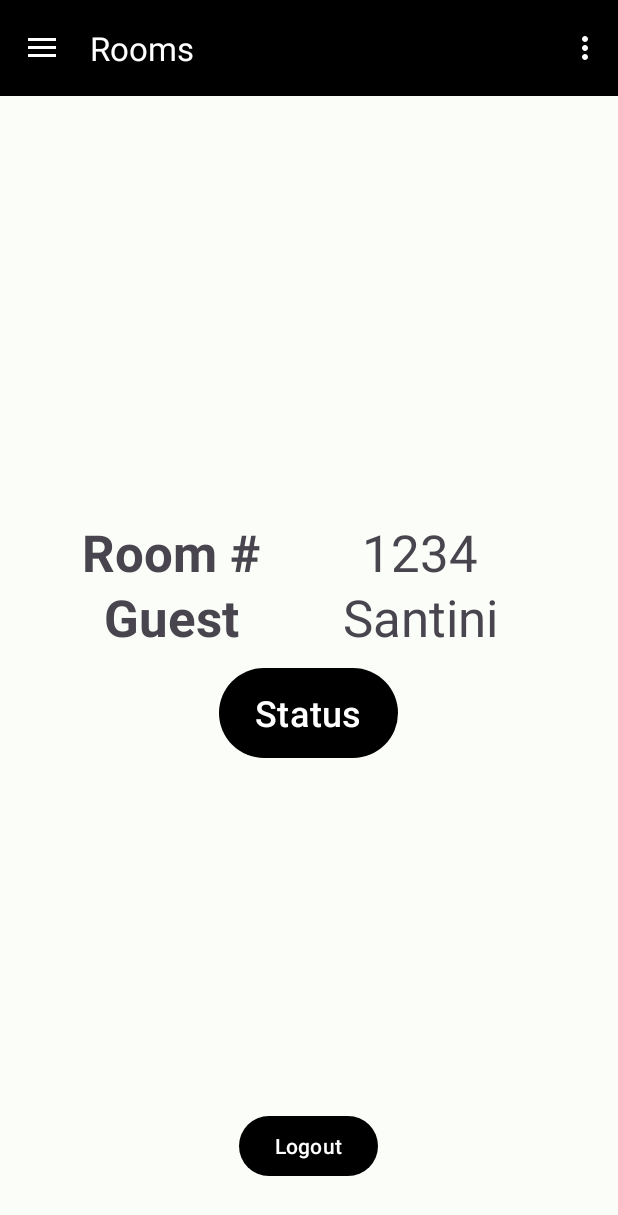
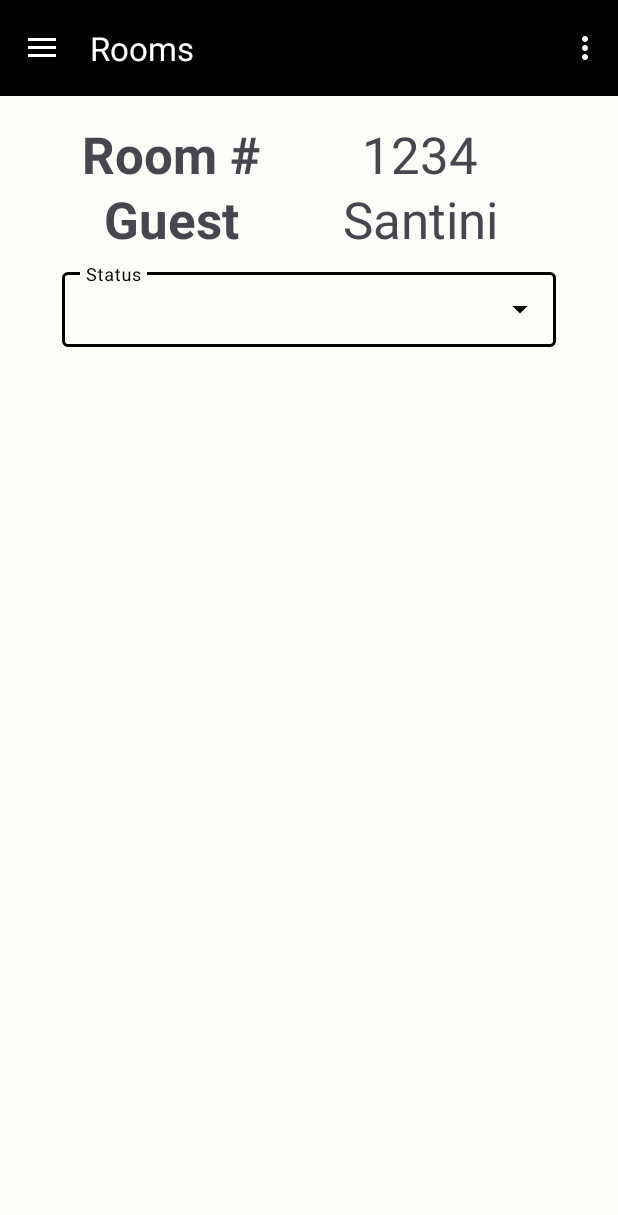
Before and after one commit to JuryAndrea/Project_Housekeeper, an Android app: the MainActivity screen opened directly, with no data from a screen before it, in the side drawer, after a tap on "Rooms", on a phone screen of 412 x 824 dp. Shown: the top 1215 px of the screen. Run offline under Robolectric (Android 15) with nearby library versions, the phone set to English and light mode, and no system bars; our stand-ins replace navigation-ui; libraries missing offline, so code that uses them is left out: com.anychart, com.anychart.enums.

Commit message:
fix color in light mode and fix drop down menu

```diff
--- a/app/src/main/java/com/example/stepappv6/ui/Maintenance/CameraFragment.java
+++ b/app/src/main/java/com/example/stepappv6/ui/Maintenance/CameraFragment.java
@@ -38,7 +38,6 @@ public class CameraFragment extends Fragment {
         binding = FragmentCameraBinding.inflate(inflater, container, false);
         View root = binding.getRoot();
 
-        //TODO: Change color of textViews
         //TODO: Store the image in the database
 
         btnpicture = root.findViewById(R.id.capture);
--- a/app/src/main/java/com/example/stepappv6/ui/Room/RoomFragment.java
+++ b/app/src/main/java/com/example/stepappv6/ui/Room/RoomFragment.java
@@ -9,8 +9,12 @@ import android.view.LayoutInflater;
 import android.view.MenuItem;
 import android.view.View;
 import android.view.ViewGroup;
+import android.widget.AdapterView;
+import android.widget.ArrayAdapter;
+import android.widget.AutoCompleteTextView;
 import android.widget.Button;
 import android.widget.PopupMenu;
+import android.widget.Spinner;
 import android.widget.Toast;
 
 import com.example.stepappv6.LoginActivity;
@@ -25,7 +29,8 @@ public class RoomFragment extends Fragment {
     FragmentRoomBinding binding;
 
     private Button status;
-    private Button logout;
+//    private Button logout;
+
 
     @Override
     public View onCreateView(LayoutInflater inflater, ViewGroup container,
@@ -36,40 +41,56 @@ public class RoomFragment extends Fragment {
         binding = FragmentRoomBinding.inflate(inflater, container, false);
         View root = binding.getRoot();
 
+        String[] status = new String[]{"Dirty", "Cleaning", "Cleaned", "Ready", "Test"};
+        ArrayAdapter<String> arrayAdapter = new ArrayAdapter<>(getContext(), R.layout.dropdown_item, status);
 
-        status = root.findViewById(R.id.Status);
-        logout = root.findViewById(R.id.logout);
+        AutoCompleteTextView autoCompleteTextView = root.findViewById(R.id.filled);
+        autoCompleteTextView.setAdapter(arrayAdapter);
 
-        // Setting onClick behavior to the button
-        status.setOnClickListener(new View.OnClickListener() {
+        autoCompleteTextView.setOnItemClickListener(new AdapterView.OnItemClickListener() {
             @Override
-            public void onClick(View view) {
-                // Initializing the popup menu and giving the reference as current context
-                PopupMenu popupMenu = new PopupMenu(getContext(), status);
-
-                // Inflating popup menu from popup_menu.xml file
-                popupMenu.getMenuInflater().inflate(R.menu.dropdown_menu, popupMenu.getMenu());
-                popupMenu.setOnMenuItemClickListener(new PopupMenu.OnMenuItemClickListener() {
-                    @Override
-                    public boolean onMenuItemClick(MenuItem menuItem) {
-                        // Toast message on menu item clicked
-                        Toast.makeText(getContext(), "You Clicked " + menuItem.getTitle(), Toast.LENGTH_SHORT).show();
-                        return true;
-                    }
-                });
-                // Showing the popup menu
-                popupMenu.show();
+            public void onItemClick(AdapterView<?> adapterView, View view, int i, long l) {
+                Toast.makeText(getContext(), autoCompleteTextView.getText().toString(), Toast.LENGTH_SHORT).show();
             }
         });
 
+//        status = root.findViewById(R.id.Status);
+//        logout = root.findViewById(R.id.logout);
 
-        logout.setOnClickListener(new View.OnClickListener() {
-            @Override
-            public void onClick(View v) {
-                Intent intent = new Intent(getContext(), LoginActivity.class);
-                startActivity(intent);
-            }
-        });
+
+
+
+        // Setting onClick behavior to the button
+//        status.setOnClickListener(new View.OnClickListener() {
+//            @Override
+//            public void onClick(View view) {
+//                // Initializing the popup menu and giving the reference as current context
+//                PopupMenu popupMenu = new PopupMenu(getContext(), status);
+//
+//                // Inflating popup menu from popup_menu.xml file
+//                popupMenu.getMenuInflater().inflate(R.menu.dropdown_menu, popupMenu.getMenu());
+//                popupMenu.setOnMenuItemClickListener(new PopupMenu.OnMenuItemClickListener() {
+//                    @Override
+//                    public boolean onMenuItemClick(MenuItem menuItem) {
+//                        // Toast message on menu item clicked
+//                        Toast.makeText(getContext(), "You Clicked " + menuItem.getTitle(), Toast.LENGTH_SHORT).show();
+//                        return true;
+//                    }
+//                });
+//                // Showing the popup menu
+//                popupMenu.show();
+//            }
+//        });
+
+
+//        logout.setOnClickListener(new View.OnClickListener() {
+//            @Override
+//            public void onClick(View v) {
+//                Intent intent = new Intent(getContext(), LoginActivity.class);
+//                startActivity(intent);
+//            }
+//        });
+
 
         return root;
     }
--- /dev/null
+++ b/app/src/main/res/layout/dropdown_item.xml
@@ -0,0 +1,9 @@
+<!-- res/menu/dropdown_menu.xml -->
+<TextView xmlns:android="http://schemas.android.com/apk/res/android"
+    android:layout_width="match_parent"
+    android:layout_height="match_parent"
+    android:padding = "16dp"
+    android:maxLines = "1"
+    android:ellipsize = "end"
+    android:textAppearance = "@style/TextAppearance.MaterialComponents.Subtitle1">
+</TextView>
--- a/app/src/main/res/layout/fragment_room.xml
+++ b/app/src/main/res/layout/fragment_room.xml
@@ -14,12 +14,13 @@
         android:orientation="vertical"
         android:padding="16dp"
         android:gravity="center_horizontal"
-        app:layout_constraintBottom_toBottomOf="@+id/logout"
         app:layout_constraintEnd_toEndOf="parent"
         app:layout_constraintStart_toStartOf="parent"
         app:layout_constraintTop_toTopOf="parent"
         app:layout_constraintVertical_bias="0.53"
         tools:ignore="NotSibling">
+<!--        app:layout_constraintBottom_toBottomOf="@+id/logout"-->
+
 
         <LinearLayout
             android:layout_width="332dp"
@@ -81,26 +82,46 @@
 
         </LinearLayout>
 
-        <Button
-            android:id="@+id/Status"
-            android:layout_width="wrap_content"
+<!--        <Button-->
+<!--            android:id="@+id/Status"-->
+<!--            android:layout_width="wrap_content"-->
+<!--            android:layout_height="68dp"-->
+<!--            android:layout_marginTop="10dp"-->
+<!--            android:text="Status"-->
+<!--            android:textSize="24sp"-->
+<!--            app:layout_constraintTop_toTopOf="parent" />-->
+
+        <com.google.android.material.textfield.TextInputLayout
+            android:layout_width="match_parent"
             android:layout_height="68dp"
             android:layout_marginTop="10dp"
-            android:text="Status"
             android:textSize="24sp"
-            app:layout_constraintTop_toTopOf="parent" />
+            android:hint="Status"
+            style="@style/Widget.MaterialComponents.TextInputLayout.OutlinedBox.Dense.ExposedDropdownMenu">
+
+            <AutoCompleteTextView
+                android:id="@+id/filled"
+                android:layout_width="match_parent"
+                android:layout_height="50dp"
+                android:inputType="none">
+
+            </AutoCompleteTextView>
+
+        </com.google.android.material.textfield.TextInputLayout>
+
+
 
     </LinearLayout>
 
-    <Button
-        android:id="@+id/logout"
-        android:layout_width="wrap_content"
-        android:layout_height="wrap_content"
-        android:layout_marginBottom="36dp"
-        android:text="Logout"
-        app:layout_constraintBottom_toBottomOf="parent"
-        app:layout_constraintEnd_toEndOf="parent"
-        app:layout_constraintHorizontal_bias="0.498"
-        app:layout_constraintStart_toStartOf="parent" />
+<!--    <Button-->
+<!--        android:id="@+id/logout"-->
+<!--        android:layout_width="wrap_content"-->
+<!--        android:layout_height="wrap_content"-->
+<!--        android:layout_marginBottom="36dp"-->
+<!--        android:text="Logout"-->
+<!--        app:layout_constraintBottom_toBottomOf="parent"-->
+<!--        app:layout_constraintEnd_toEndOf="parent"-->
+<!--        app:layout_constraintHorizontal_bias="0.498"-->
+<!--        app:layout_constraintStart_toStartOf="parent" />-->
 
 </androidx.constraintlayout.widget.ConstraintLayout>
--- a/app/src/main/res/menu/dropdown_menu.xml
+++ b/app/src/main/res/menu/dropdown_menu.xml
@@ -2,7 +2,6 @@
 <menu xmlns:android="http://schemas.android.com/apk/res/android">
     <item
         android:id="@+id/menu_item_1"
-        android:checkable="true"
         android:enabled="true"
         android:title="Dirty"
         android:visible="true" />
--- a/app/src/main/res/navigation/mobile_navigation.xml
+++ b/app/src/main/res/navigation/mobile_navigation.xml
@@ -15,7 +15,7 @@
         android:id="@+id/nav_room"
         android:name="com.example.stepappv6.ui.Room.RoomFragment"
         android:label="@string/menu_room"
-        tools:layout="@layout/fragment_report" />
+        tools:layout="@layout/fragment_room" />
 
     <fragment
         android:id="@+id/nav_gallery"
--- a/app/src/main/res/values-night/themes.xml
+++ b/app/src/main/res/values-night/themes.xml
@@ -1,35 +1,51 @@
 <resources xmlns:tools="http://schemas.android.com/tools">
     <!-- Base application theme. -->
     <style name="Theme.StepAppV6" parent="Theme.Material3.Dark.NoActionBar">
-        <item name="colorPrimary">@color/md_theme_dark_primary</item>
-        <item name="colorOnPrimary">@color/md_theme_dark_onPrimary</item>
-        <item name="android:textColorPrimary">@color/md_theme_dark_onPrimary</item>
-        <item name="colorPrimaryContainer">@color/md_theme_dark_primaryContainer</item>
-        <item name="colorOnPrimaryContainer">@color/md_theme_dark_onPrimaryContainer</item>
-        <item name="colorSecondary">@color/md_theme_dark_secondary</item>
-        <item name="android:textColorSecondary">@color/md_theme_dark_onSecondary</item>
-        <item name="colorOnSecondary">@color/md_theme_dark_onSecondary</item>
-        <item name="colorSecondaryContainer">@color/md_theme_dark_secondaryContainer</item>
-        <item name="colorOnSecondaryContainer">@color/md_theme_dark_onSecondaryContainer</item>
-        <item name="colorTertiary">@color/md_theme_dark_tertiary</item>
-        <item name="colorOnTertiary">@color/md_theme_dark_onTertiary</item>
-        <item name="colorTertiaryContainer">@color/md_theme_dark_tertiaryContainer</item>
-        <item name="colorOnTertiaryContainer">@color/md_theme_dark_onTertiaryContainer</item>
-        <item name="colorError">@color/md_theme_dark_error</item>
-        <item name="colorErrorContainer">@color/md_theme_dark_errorContainer</item>
-        <item name="colorOnError">@color/md_theme_dark_onError</item>
-        <item name="colorOnErrorContainer">@color/md_theme_dark_onErrorContainer</item>
-        <item name="android:colorBackground">@color/md_theme_dark_background</item>
-        <item name="colorOnBackground">@color/md_theme_dark_onBackground</item>
-        <item name="colorSurface">@color/md_theme_dark_surface</item>
-        <item name="colorOnSurface">@color/md_theme_dark_onSurface</item>
-        <item name="colorSurfaceVariant">@color/md_theme_dark_surfaceVariant</item>
-        <item name="colorOnSurfaceVariant">@color/md_theme_dark_onSurfaceVariant</item>
-        <item name="colorOutline">@color/md_theme_dark_outline</item>
-        <item name="colorOnSurfaceInverse">@color/md_theme_dark_inverseOnSurface</item>
-        <item name="colorSurfaceInverse">@color/md_theme_dark_inverseSurface</item>
-        <item name="colorPrimaryInverse">@color/md_theme_dark_inversePrimary</item>
-        <item name="popupMenuBackground">@color/md_theme_dark_onPrimaryContainer</item>
+        <item name="colorPrimary">@color/md_theme_light_primary</item>
+        <item name="colorOnPrimary">@color/md_theme_light_onPrimary</item>
+
+
+        <item name="android:textColorPrimary">@color/md_theme_light_primary</item>
+
+        <item name="colorPrimaryContainer">@color/md_theme_light_primaryContainer</item>
+        <item name="colorOnPrimaryContainer">@color/md_theme_light_onPrimaryContainer</item>
+        <item name="colorSecondary">@color/md_theme_light_secondary</item>
+        <item name="android:textColorSecondary">@color/md_theme_light_onSecondary</item>
+
+        <item name="colorOnSecondary">@color/md_theme_light_onSecondary</item>
+
+
+        <item name="colorSecondaryContainer">@color/md_theme_light_secondaryContainer</item>
+        <item name="colorOnSecondaryContainer">@color/md_theme_light_onSecondaryContainer</item>
+        <item name="colorTertiary">@color/md_theme_light_tertiary</item>
+        <item name="colorOnTertiary">@color/md_theme_light_onTertiary</item>
+        <item name="colorTertiaryContainer">@color/md_theme_light_tertiaryContainer</item>
+        <item name="colorOnTertiaryContainer">@color/md_theme_light_onTertiaryContainer</item>
+        <item name="colorError">@color/md_theme_light_error</item>
+        <item name="colorErrorContainer">@color/md_theme_light_errorContainer</item>
+        <item name="colorOnError">@color/md_theme_light_onError</item>
+        <item name="colorOnErrorContainer">@color/md_theme_light_onErrorContainer</item>
+        <item name="android:colorBackground">@color/md_theme_light_background</item>
+        <item name="colorOnBackground">@color/md_theme_light_onBackground</item>
+        <item name="colorSurface">@color/md_theme_light_surface</item>
+        <item name="colorOnSurface">@color/md_theme_light_onSurface</item>
+        <item name="colorSurfaceVariant">@color/md_theme_light_surfaceVariant</item>
+        <item name="colorOnSurfaceVariant">@color/md_theme_light_onSurfaceVariant</item>
+        <item name="colorOutline">@color/md_theme_light_outline</item>
+        <item name="colorOnSurfaceInverse">@color/md_theme_light_inverseOnSurface</item>
+        <item name="colorSurfaceInverse">@color/md_theme_light_inverseSurface</item>
+        <item name="colorPrimaryInverse">@color/md_theme_light_inversePrimary</item>
+        <item name="popupMenuBackground">@color/md_theme_light_onPrimaryContainer</item>
 
     </style>
+
+    <style name="Theme.StepAppV6.NoActionBar">
+        <item name="windowActionBar">false</item>
+        <item name="windowNoTitle">true</item>
+    </style>
+
+    <style name="Theme.StepAppV6.AppBarOverlay" parent="ThemeOverlay.AppCompat.Dark.ActionBar" />
+
+    <style name="Theme.StepAppV6.PopupOverlay" parent="ThemeOverlay.AppCompat.Light" />
+
 </resources>
--- a/app/src/main/res/values/themes.xml
+++ b/app/src/main/res/values/themes.xml
@@ -3,12 +3,18 @@
     <style name="Theme.StepAppV6" parent="Theme.Material3.Light.NoActionBar">
         <item name="colorPrimary">@color/md_theme_light_primary</item>
         <item name="colorOnPrimary">@color/md_theme_light_onPrimary</item>
-        <item name="android:textColorPrimary">@color/md_theme_light_onPrimary</item>
+
+<!--        <item name="android:textColorPrimary">@color/md_theme_light_onPrimary</item>-->
+        <item name="android:textColorPrimary">@color/md_theme_light_primary</item>
+
         <item name="colorPrimaryContainer">@color/md_theme_light_primaryContainer</item>
         <item name="colorOnPrimaryContainer">@color/md_theme_light_onPrimaryContainer</item>
         <item name="colorSecondary">@color/md_theme_light_secondary</item>
         <item name="android:textColorSecondary">@color/md_theme_light_onSecondary</item>
+
         <item name="colorOnSecondary">@color/md_theme_light_onSecondary</item>
+
+
         <item name="colorSecondaryContainer">@color/md_theme_light_secondaryContainer</item>
         <item name="colorOnSecondaryContainer">@color/md_theme_light_onSecondaryContainer</item>
         <item name="colorTertiary">@color/md_theme_light_tertiary</item>
@@ -42,30 +48,5 @@
 
     <style name="Theme.StepAppV6.PopupOverlay" parent="ThemeOverlay.AppCompat.Light" />
 
-<!--    <style name="Theme.StepAppV6" parent="Theme.MaterialComponents.DayNight.DarkActionBar">-->
-<!--        &lt;!&ndash; Primary brand color. &ndash;&gt;-->
-<!--        &lt;!&ndash;        <item name="colorPrimary">@color/purple_500</item>&ndash;&gt;-->
-<!--        <item name="colorPrimary">@color/black</item>-->
-<!--        <item name="colorPrimaryVariant">@color/purple_700</item>-->
-<!--        <item name="colorOnPrimary">@color/white</item>-->
-<!--        &lt;!&ndash; Secondary brand color. &ndash;&gt;-->
-<!--        <item name="colorSecondary">@color/teal_200</item>-->
-<!--        <item name="colorSecondaryVariant">@color/teal_700</item>-->
-<!--        <item name="colorOnSecondary">@color/black</item>-->
-<!--        &lt;!&ndash; Status bar color. &ndash;&gt;-->
-<!--        &lt;!&ndash;        <item name="android:statusBarColor">?attr/colorPrimaryVariant</item>&ndash;&gt;-->
-<!--        <item name="android:statusBarColor">@color/black</item>-->
-<!--        &lt;!&ndash; Customize your theme here. &ndash;&gt;-->
-<!--    </style>-->
-
-<!--    <style name="Theme.StepAppV6.NoActionBar">-->
-<!--        <item name="windowActionBar">false</item>-->
-<!--        <item name="windowNoTitle">true</item>-->
-<!--    </style>-->
-
-<!--    <style name="Theme.StepAppV6.AppBarOverlay" parent="ThemeOverlay.AppCompat.Dark.ActionBar" />-->
-
-<!--    <style name="Theme.StepAppV6.PopupOverlay" parent="ThemeOverlay.AppCompat.Light" />-->
-
 
 </resources>
```
Also changed, not shown: 1 other file.
